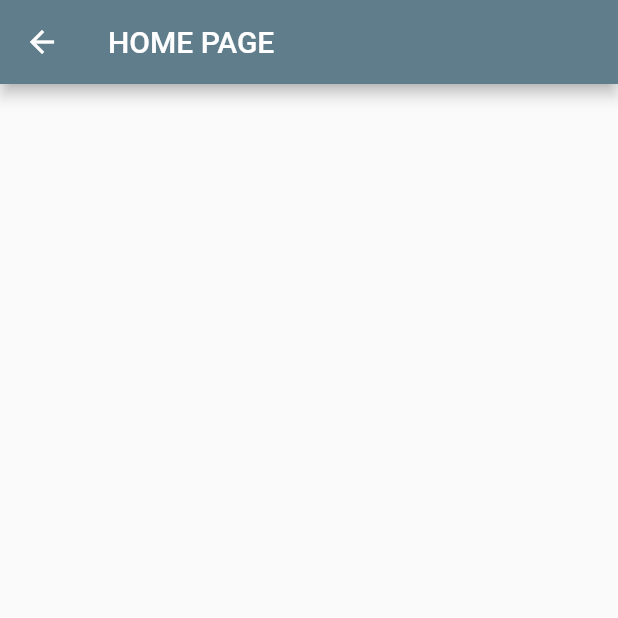
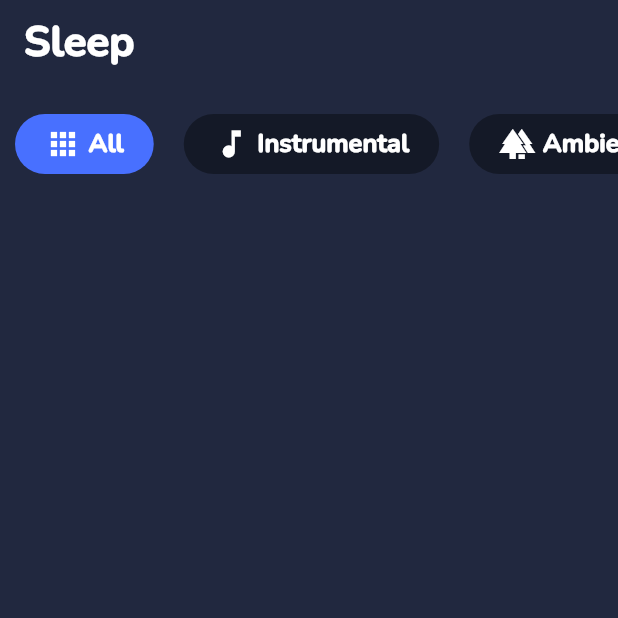
Before and after one commit to venancio-guilherme/Sleep-Sounds, a Flutter app: the HomePage screen opened by its route, on a phone screen of 412 x 824 dp, the top half of it. Run offline on Flutter 3.47's test engine with Material 2 defaults, Android fonts, the phone set to English and light mode, and no system bars; our stand-ins replace google_fonts, introduction_screen.

Commit message:
Criação da Lista de Categorias da HomePage

```diff
--- a/lib/models/constants/colors.dart
+++ /dev/null
@@ -1,5 +0,0 @@
-import 'package:flutter/material.dart';
-
-const Color kPageColor = Color(0XFF21283F);
-
-const kCorCauda = Color.fromARGB(249, 255, 157, 65);
--- a/lib/models/constants/constants.dart
+++ b/lib/models/constants/constants.dart
@@ -1,7 +1,5 @@
 import 'package:flutter/material.dart';
 import 'package:introduction_screen/introduction_screen.dart';
-
-import 'colors.dart';
 
 const kTitleTextStyle = TextStyle(
   fontFamily: 'Nunito',
@@ -39,9 +37,21 @@ const kDotsDecorator = const DotsDecorator(
 
 const kLabelStyle = TextStyle(
   fontFamily: 'Nunito',
+  fontWeight: FontWeight.bold,
   color: Colors.white,
 );
 const kFloatingLabelStyle = TextStyle(
     color: Color.fromARGB(249, 255, 157, 65),
     fontFamily: 'Nunito',
     fontWeight: FontWeight.w300);
+const kDefaultPadding = 20.0;
+
+const kTextColor = Color(0xFF535353);
+const kTextLightColor = Color(0xFFACACAC);
+
+const kPageColor = Color(0XFF21283F);
+
+const kCorCauda = Color.fromARGB(249, 255, 157, 65);
+
+const kIsSelected = Color(0XFF4870FF);
+const kIsNotSelected = Color(0XFF141927);
--- /dev/null
+++ b/lib/views/HomePage/components/categorias.dart
@@ -0,0 +1,83 @@
+import 'package:flutter/material.dart';
+import 'package:google_fonts/google_fonts.dart';
+import 'package:venari_app/models/constants/constants.dart';
+
+class Categorias extends StatefulWidget {
+  const Categorias({Key? key}) : super(key: key);
+
+  @override
+  State<Categorias> createState() => _CategoriasState();
+}
+
+class _CategoriasState extends State<Categorias> {
+  List categorias = [
+    'All',
+    'Instrumental',
+    'Ambiental',
+    'Classics',
+  ];
+  List<IconData> icons = [
+    Icons.apps,
+    Icons.music_note,
+    Icons.forest,
+    Icons.nights_stay_outlined
+  ];
+  int idxSelecionado = 0;
+
+  @override
+  Widget build(BuildContext context) {
+    return Padding(
+      padding: const EdgeInsets.symmetric(vertical: kDefaultPadding),
+      child: SizedBox(
+        height: 40,
+        child: ListView.builder(
+          scrollDirection: Axis.horizontal,
+          itemCount: categorias.length,
+          itemBuilder: (context, index) {
+            return buildCategory(index);
+          },
+        ),
+      ),
+    );
+  }
+
+  Widget buildCategory(int index) {
+    return GestureDetector(
+      onTap: () => setState(() {
+        idxSelecionado = index;
+      }),
+      child: Padding(
+        padding: const EdgeInsets.symmetric(horizontal: 10),
+        child: Container(
+          alignment: Alignment.center,
+          decoration: BoxDecoration(
+            borderRadius: BorderRadius.circular(40),
+            color: idxSelecionado == index ? kIsSelected : kIsNotSelected,
+          ),
+          child: Padding(
+            padding: const EdgeInsets.symmetric(horizontal: 20.0),
+            child: Row(
+              crossAxisAlignment: CrossAxisAlignment.center,
+              children: [
+                Icon(
+                  icons[index],
+                  color: Colors.white,
+                ),
+                SizedBox(
+                  width: 5,
+                ),
+                Text(
+                  categorias[index],
+                  style: GoogleFonts.nunito(
+                      color: Colors.white,
+                      fontSize: 17,
+                      fontWeight: FontWeight.w900),
+                ),
+              ],
+            ),
+          ),
+        ),
+      ),
+    );
+  }
+}
--- a/lib/views/HomePage/home_page.dart
+++ b/lib/views/HomePage/home_page.dart
@@ -1,4 +1,7 @@
 import 'package:flutter/material.dart';
+import 'package:google_fonts/google_fonts.dart';
+import 'package:venari_app/models/constants/constants.dart';
+import 'package:venari_app/views/HomePage/components/categorias.dart';
 
 class HomePage extends StatelessWidget {
   const HomePage({super.key});
@@ -6,10 +9,21 @@ class HomePage extends StatelessWidget {
   @override
   Widget build(BuildContext context) {
     return Scaffold(
+      backgroundColor: kPageColor,
       appBar: AppBar(
-        title: const Text('HOME PAGE'),
+        title: Text(
+          'Sleep',
+          style: GoogleFonts.nunito(fontWeight: FontWeight.w900, fontSize: 28),
+        ),
+        automaticallyImplyLeading: false,
+        elevation: 0,
+        backgroundColor: kPageColor,
       ),
-      body: Container(),
+      body: SingleChildScrollView(
+        child: Column(
+          children: [Categorias()],
+        ),
+      ),
     );
   }
 }
--- a/lib/views/login_page/components/custom_text_field.dart
+++ b/lib/views/login_page/components/custom_text_field.dart
@@ -1,6 +1,5 @@
 import 'package:flutter/material.dart';
 
-import 'package:venari_app/models/constants/colors.dart';
 import 'package:venari_app/models/constants/constants.dart';
 
 class CustomTextField extends StatelessWidget {
@@ -42,7 +41,7 @@ class CustomTextField extends StatelessWidget {
           labelText: label,
           icon: Icon(icone),
           iconColor: kCorCauda,
-            hintStyle: TextStyle(color: Colors.white)),
+        ),
       ),
     );
   }
--- a/lib/views/login_page/components/form_login.dart
+++ b/lib/views/login_page/components/form_login.dart
@@ -1,5 +1,5 @@
 import 'package:flutter/material.dart';
-import 'package:venari_app/models/constants/colors.dart';
+import 'package:venari_app/models/constants/constants.dart';
 import 'package:venari_app/views/login_page/components/custom_text_field.dart';
 import 'package:venari_app/views/login_page/components/snackBar_loginPage.dart';
 import 'package:venari_app/views/login_page/login_page.dart';
--- a/lib/views/on_boarding_page/on_boarding_page.dart
+++ b/lib/views/on_boarding_page/on_boarding_page.dart
@@ -5,7 +5,6 @@ import 'package:venari_app/views/login_page/login_page.dart';
 import 'package:venari_app/views/on_boarding_page/start_page_1.dart';
 import 'package:venari_app/views/on_boarding_page/start_page_2.dart';
 import 'package:venari_app/views/on_boarding_page/start_page_3.dart';
-import '../../models/constants/colors.dart';
 import '../../models/constants/constants.dart';
 
 class OnBoardingPage extends StatefulWidget {
--- a/pubspec.yaml
+++ b/pubspec.yaml
@@ -36,7 +36,8 @@ dependencies:
   # Use with the CupertinoIcons class for iOS style icons.
   cupertino_icons: ^1.0.2
   introduction_screen: ^3.1.7
-  google_fonts: ^4.0.3
+  google_fonts: ^5.1.0
+  line_icons: ^2.0.3
 
 dev_dependencies:
   flutter_test:
```
Also changed, not shown: pubspec.lock. Lines whose indentation alone changed are shown as unchanged.
